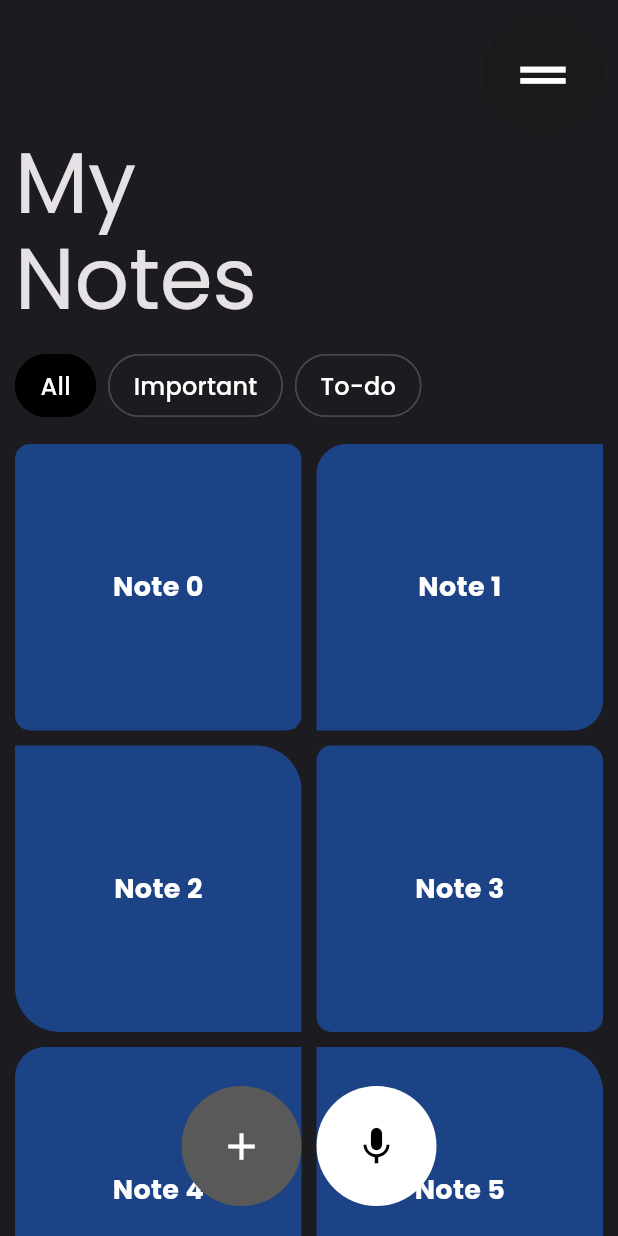
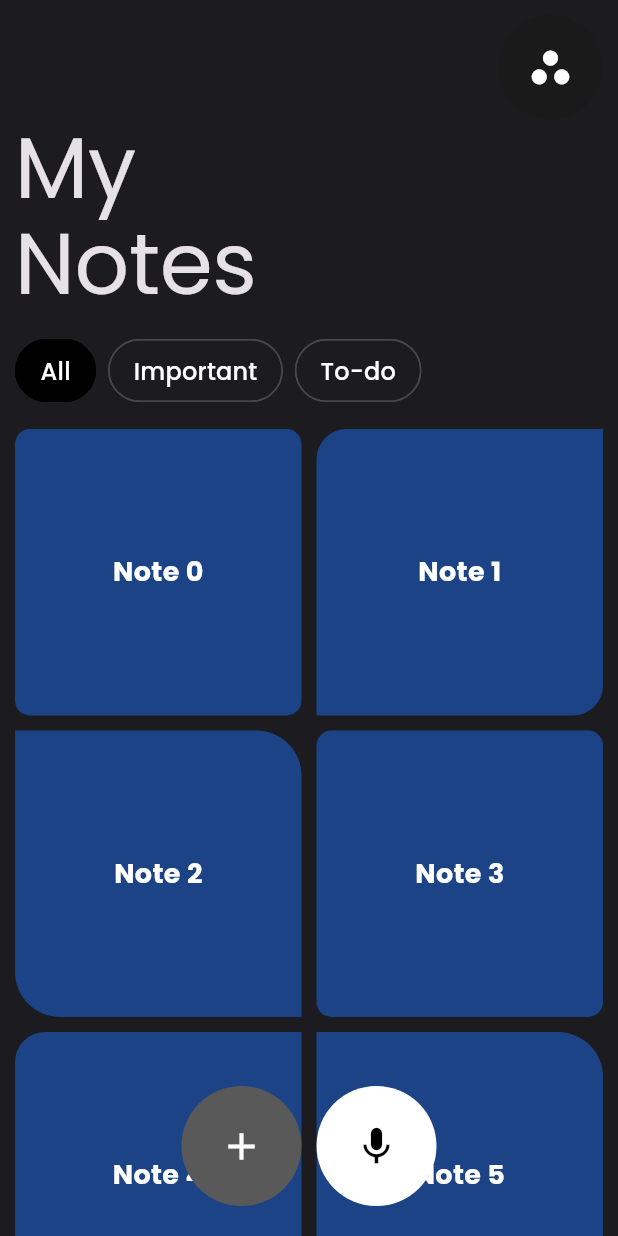
Before and after one commit to aditya305/ui_library, a Flutter app: the SampleOne screen opened by its route, on a phone screen of 412 x 824 dp. Run offline on Flutter 3.47's test engine with Material 2 defaults, Android fonts, the light colour scheme and no system bars; our stand-ins replace google_fonts.

Commit message:
Update sample_one.dart

```diff
--- a/lib/ui/screen/sample_one.dart
+++ b/lib/ui/screen/sample_one.dart
@@ -32,7 +32,9 @@ class _SampleOneState extends State<SampleOne> {
                 children: [
                   CustomCircleButton(
                     onClickPressed: () {},
-                    iconData: Icons.drag_handle,
+                    size: 70.0,
+                    iconData: Icons.workspaces,
+                    iconSize: 30.0,
                     iconColor: CustomColors.base,
                   ),
                   Text(
```
